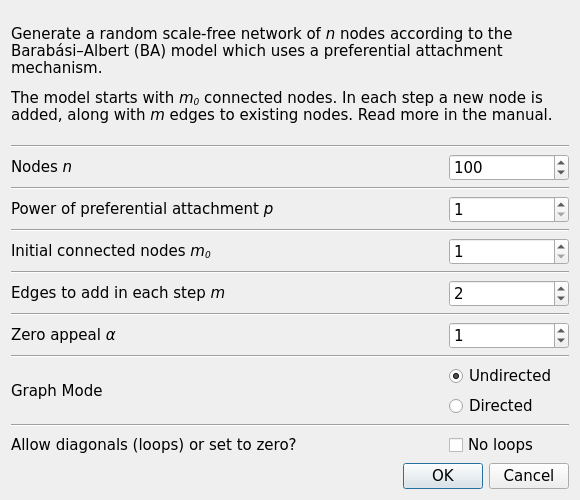
Qt form src/forms/randscalefreedialog.ui (socnetv/app) before a commit.
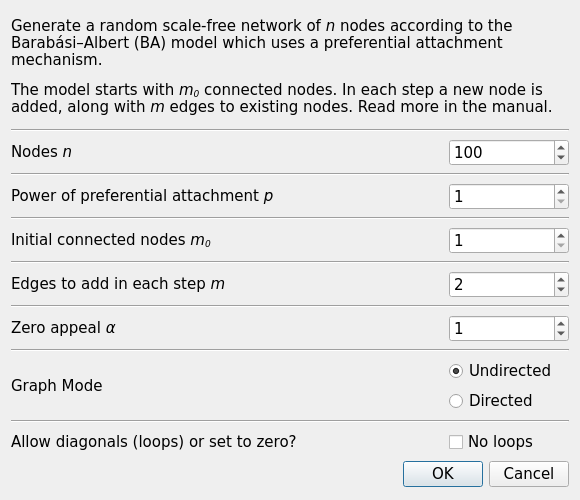
The same form after that commit.

Commit message: fix height in scale-free desc dialog

Patch:
```diff
--- a/src/forms/randscalefreedialog.ui
+++ b/src/forms/randscalefreedialog.ui
@@ -48,13 +48,13 @@
      <property name="minimumSize">
       <size>
        <width>450</width>
-       <height>110</height>
+       <height>100</height>
       </size>
      </property>
      <property name="maximumSize">
       <size>
        <width>16777215</width>
-       <height>130</height>
+       <height>110</height>
       </size>
      </property>
      <property name="font">
```
